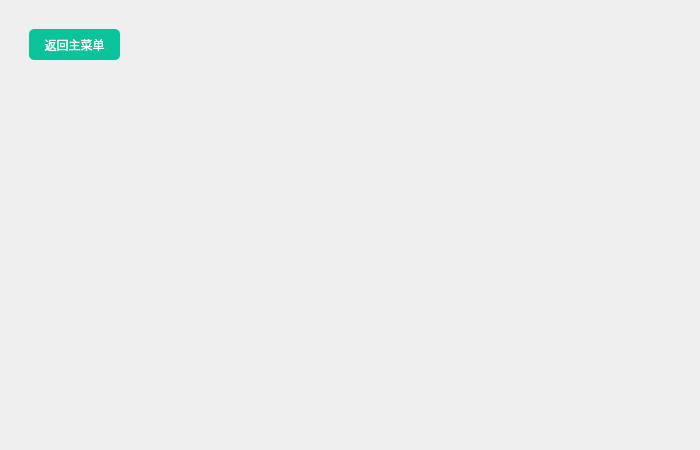
First picture: the form in ElecSystem/Employee.ui, repository RongjunZhou/ElecSys, before the edit.
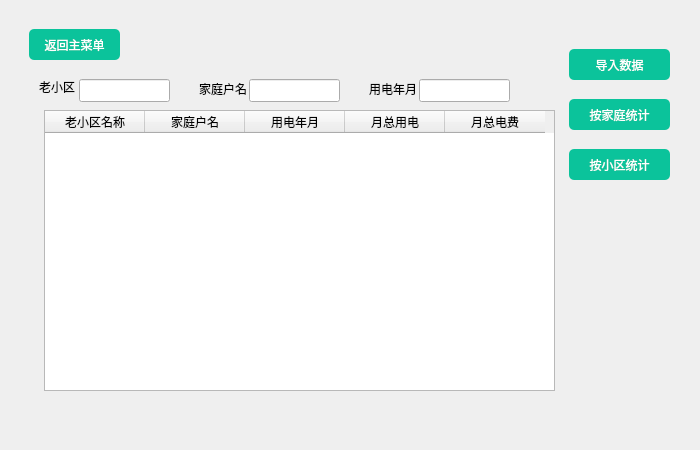
Second picture: the form after the edit. The open tabs and pages were chosen to show the change. Icons and pictures are not drawn.

```diff
--- a/ElecSystem/Employee.ui
+++ b/ElecSystem/Employee.ui
@@ -322,6 +322,158 @@
          <string>返回主菜单</string>
         </property>
        </widget>
+       <widget class="QTableWidget" name="tableWidget_2">
+        <property name="geometry">
+         <rect>
+          <x>35</x>
+          <y>101</y>
+          <width>511</width>
+          <height>281</height>
+         </rect>
+        </property>
+        <column>
+         <property name="text">
+          <string>老小区名称</string>
+         </property>
+        </column>
+        <column>
+         <property name="text">
+          <string>家庭户名</string>
+         </property>
+        </column>
+        <column>
+         <property name="text">
+          <string>用电年月</string>
+         </property>
+        </column>
+        <column>
+         <property name="text">
+          <string>月总用电</string>
+         </property>
+        </column>
+        <column>
+         <property name="text">
+          <string>月总电费</string>
+         </property>
+        </column>
+       </widget>
+       <widget class="QLabel" name="label_3">
+        <property name="geometry">
+         <rect>
+          <x>30</x>
+          <y>70</y>
+          <width>41</width>
+          <height>16</height>
+         </rect>
+        </property>
+        <property name="text">
+         <string>老小区</string>
+        </property>
+       </widget>
+       <widget class="QLineEdit" name="lineEdit">
+        <property name="geometry">
+         <rect>
+          <x>70</x>
+          <y>70</y>
+          <width>91</width>
+          <height>23</height>
+         </rect>
+        </property>
+       </widget>
+       <widget class="QLabel" name="label_6">
+        <property name="geometry">
+         <rect>
+          <x>190</x>
+          <y>70</y>
+          <width>51</width>
+          <height>20</height>
+         </rect>
+        </property>
+        <property name="text">
+         <string>家庭户名</string>
+        </property>
+       </widget>
+       <widget class="QLineEdit" name="lineEdit_2">
+        <property name="geometry">
+         <rect>
+          <x>240</x>
+          <y>70</y>
+          <width>91</width>
+          <height>23</height>
+         </rect>
+        </property>
+       </widget>
+       <widget class="QLabel" name="label_7">
+        <property name="geometry">
+         <rect>
+          <x>360</x>
+          <y>70</y>
+          <width>51</width>
+          <height>20</height>
+         </rect>
+        </property>
+        <property name="text">
+         <string>用电年月</string>
+        </property>
+       </widget>
+       <widget class="QLineEdit" name="lineEdit_3">
+        <property name="geometry">
+         <rect>
+          <x>410</x>
+          <y>70</y>
+          <width>91</width>
+          <height>23</height>
+         </rect>
+        </property>
+       </widget>
+       <widget class="QPushButton" name="pushButton_7">
+        <property name="geometry">
+         <rect>
+          <x>560</x>
+          <y>40</y>
+          <width>101</width>
+          <height>31</height>
+         </rect>
+        </property>
+        <property name="styleSheet">
+         <string notr="true">font: 10pt &quot;微软雅黑&quot;;</string>
+        </property>
+        <property name="text">
+         <string>导入数据</string>
+        </property>
+       </widget>
+       <widget class="QPushButton" name="pushButton_8">
+        <property name="geometry">
+         <rect>
+          <x>560</x>
+          <y>90</y>
+          <width>101</width>
+          <height>31</height>
+         </rect>
+        </property>
+        <property name="styleSheet">
+         <string notr="true">font: 10pt &quot;微软雅黑&quot;;</string>
+        </property>
+        <property name="text">
+         <string>按家庭统计</string>
+        </property>
+       </widget>
+       <widget class="QPushButton" name="pushButton_9">
+        <property name="geometry">
+         <rect>
+          <x>560</x>
+          <y>140</y>
+          <width>101</width>
+          <height>31</height>
+         </rect>
+        </property>
+        <property name="styleSheet">
+         <string notr="true">font: 10pt &quot;微软雅黑&quot;;</string>
+        </property>
+        <property name="text">
+         <string>按小区统计</string>
+        </property>
+       </widget>
       </widget>
      </widget>
     </item>
```
Left out of the diff: 46 changed lines with no effect on the pictures.
